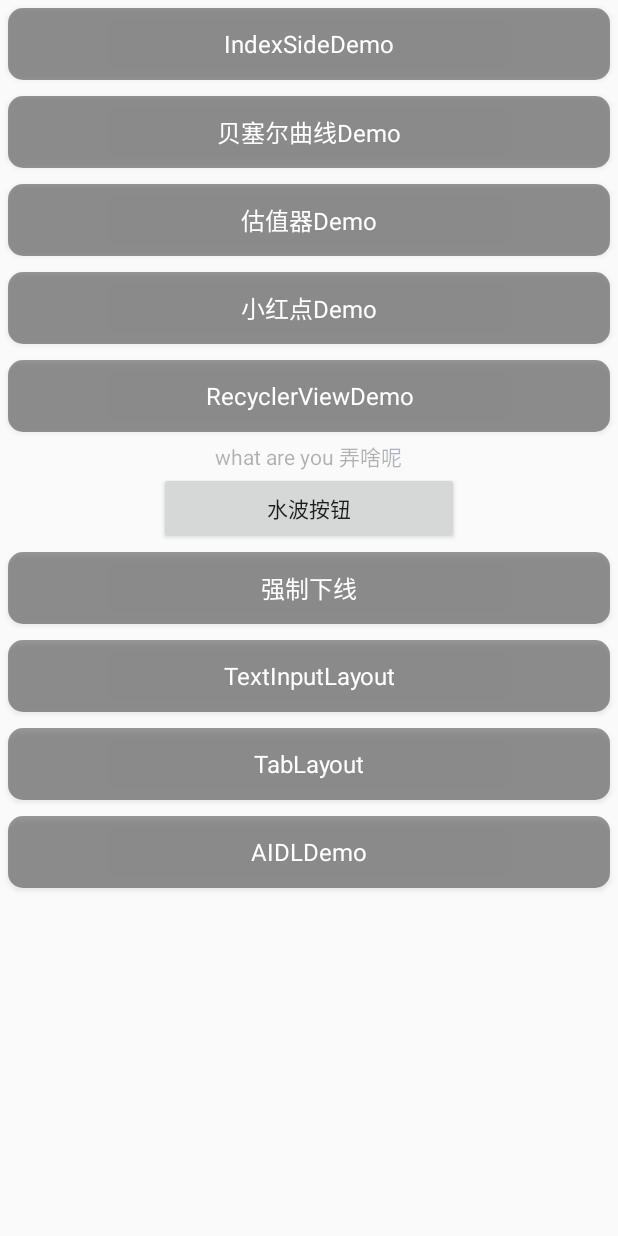
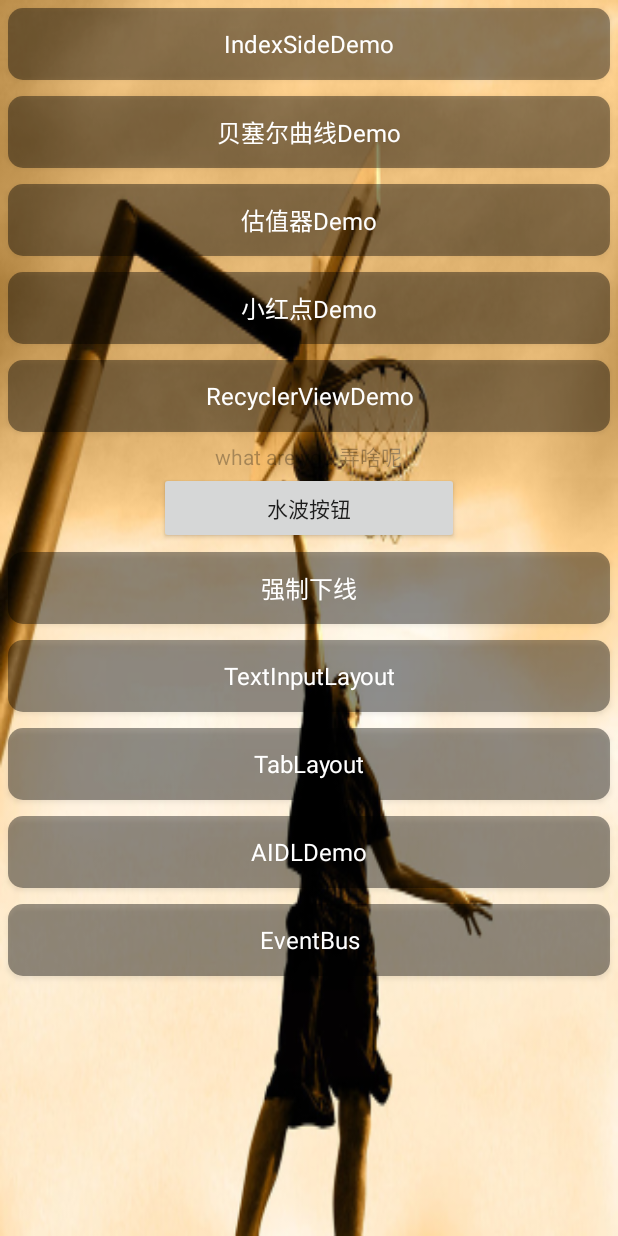
Before and after one commit to fjm19960930/AndroidDemo, an Android app: the layout fragment_video.xml on its own in the app's theme, with its tools: preview values and no code run, on a phone screen of 412 x 824 dp. Run offline under Robolectric (Android 15) with nearby library versions, the phone set to English and light mode, and no system bars; plain views replace ZSpinner.

Commit message:
EventBus示例 白屏处理示例

```diff
--- a/app/src/main/java/com/pivot/myandroiddemo/base/BaseActivity.java
+++ b/app/src/main/java/com/pivot/myandroiddemo/base/BaseActivity.java
@@ -120,6 +120,12 @@ public abstract class BaseActivity extends BaseFrameActivity {
 
     @Override
     protected void onCreate(Bundle savedInstanceState) {
+        //为了消除app开启时最初那一秒左右的白屏，在AndroidManifest文件中配置主题时用的是自定义的StartTheme主题，
+        //然后进入activity后需要将主题重新设置，于是就在activity基类的onCreate方法中来重新设置并且要在super.onCreate之前调用
+        //注：当App启动时，空白的启动窗口将保留在屏幕上，直到系统首次完成绘制应用程序。此时，系统进程会交换应用程序的启动窗口，
+        // 允许用户开始与应用程序进行交互。这就是为什么我们的程序启动时会先出现一段时间的黑屏(白屏)。
+        setTheme(R.style.AppTheme);
+
         super.onCreate(savedInstanceState);
         injectActivityParam();
         ActivityCollector.addActivity(this);
--- /dev/null
+++ b/app/src/main/res/drawable/start_background.xml
@@ -0,0 +1,10 @@
+<?xml version="1.0" encoding="utf-8"?>
+<layer-list xmlns:android="http://schemas.android.com/apk/res/android"
+    android:opacity="opaque">
+    <item android:drawable="@android:color/white" />
+    <item>
+        <bitmap
+            android:src="@mipmap/login_bg"
+            android:gravity="fill"/>
+    </item>
+</layer-list>
--- a/app/src/main/res/layout/fragment_video.xml
+++ b/app/src/main/res/layout/fragment_video.xml
@@ -65,6 +65,7 @@
             android:text="RecyclerViewDemo"
             android:background="@drawable/radius_10_no_stroke_black66_bg_shape"/>
         <com.pivot.myandroiddemo.test.shimmertext.ShimmerTextView
+            android:id="@+id/tv"
             android:layout_width="wrap_content"
             android:layout_height="wrap_content"
             android:text="what are you 弄啥呢"
@@ -115,6 +116,16 @@
             android:gravity="center"
             android:text="AIDLDemo"
             android:background="@drawable/radius_10_no_stroke_black66_bg_shape"/>
+        <Button
+            style="@style/TextStyle_White_Normal"
+            android:id="@+id/btn_eventbus"
+            android:layout_width="match_parent"
+            android:layout_height="wrap_content"
+            android:layout_margin="@dimen/dimens_small"
+            android:padding="@dimen/dimens_mid"
+            android:gravity="center"
+            android:text="EventBus"
+            android:background="@drawable/radius_10_no_stroke_black66_bg_shape"/>
     </LinearLayout>
     <!--<Button-->
     <!--android:id="@+id/btnCamera"-->
--- a/app/src/main/res/values/styles.xml
+++ b/app/src/main/res/values/styles.xml
@@ -1,8 +1,16 @@
 <resources>
+
     <style name="AppTheme" parent="Theme.AppCompat.Light.NoActionBar">
         <item name="colorPrimary">@color/colorPrimary</item>
         <item name="colorPrimaryDark">@color/colorPrimaryDark</item>
         <item name="colorAccent">@color/colorAccent</item>
+    </style>
+
+    //APP启动优化，去除白屏
+    <style name="StartTheme" parent="Theme.AppCompat.Light.NoActionBar">
+        //引用上面start_activity_background.xml背景文件
+        <item name="android:windowBackground">@drawable/start_background</item>
+        <item name="android:windowFullscreen">true</item> //填充整个窗口设置
     </style>
 
     <!-- 弹出框风格 不变暗-->
```
Also changed, not shown: app/src/main/AndroidManifest.xml (+11 -11 lines), app/src/main/java/com/pivot/myandroiddemo/fragment/VideoFragment.java (+15 -0 lines), app/src/main/java/com/pivot/myandroiddemo/test/eventbus/EventBusFirstActivity.java (added, +84 -0 lines), app/src/main/java/com/pivot/myandroiddemo/test/eventbus/EventBusSecondActivity.java (added, +31 -0 lines), app/src/main/java/com/pivot/myandroiddemo/test/eventbus/MyEvent.java (added, +16 -0 lines), app/src/main/res/layout/activity_event_bus_first.xml (added, +25 -0 lines), app/src/main/res/layout/activity_event_bus_second.xml (added, +20 -0 lines).
